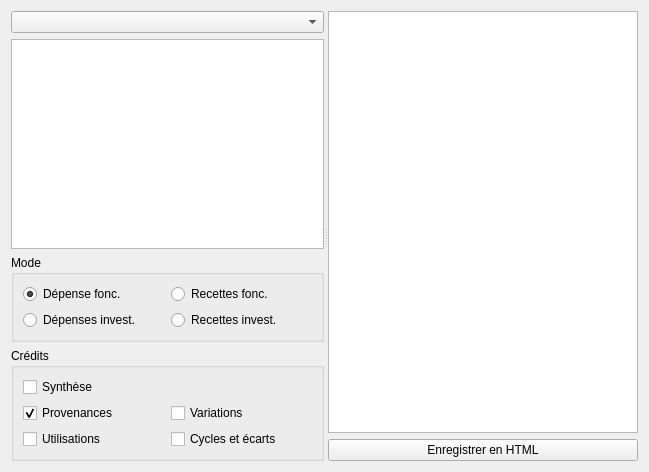
Above: formreportingexplore.ui from GiPiLab/ProtonClassicSuite before the change. Below: the same form after it.
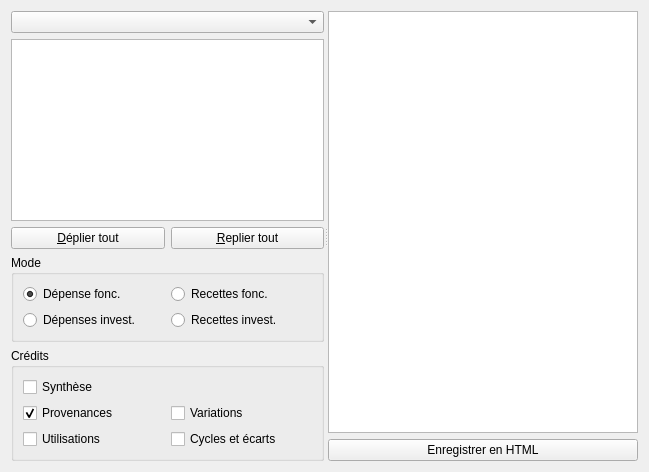
That is the form after the change. Icons and pictures are not drawn.

What changed in the file:
```diff
--- a/formreportingexplore.ui
+++ b/formreportingexplore.ui
@@ -24,11 +24,22 @@
       <enum>Qt::Horizontal</enum>
      </property>
      <widget class="QWidget" name="layoutWidget1">
-      <layout class="QVBoxLayout" name="verticalLayout">
-       <item>
-        <widget class="QComboBox" name="comboListReportings"/>
+      <layout class="QGridLayout" name="gridLayout_3">
+       <item row="2" column="0">
+        <widget class="QPushButton" name="pushButtonExpandAll">
+         <property name="text">
+          <string>&amp;Déplier tout</string>
+         </property>
+        </widget>
        </item>
-       <item>
+       <item row="2" column="1">
+        <widget class="QPushButton" name="pushButtonCollapseAll">
+         <property name="text">
+          <string>&amp;Replier tout</string>
+         </property>
+        </widget>
+       </item>
+       <item row="1" column="0" colspan="2">
         <widget class="QTreeView" name="treeView">
          <property name="editTriggers">
           <set>QAbstractItemView::NoEditTriggers</set>
@@ -38,7 +49,10 @@
          </property>
         </widget>
        </item>
-       <item>
+       <item row="0" column="0" colspan="2">
+        <widget class="QComboBox" name="comboListReportings"/>
+       </item>
+       <item row="3" column="0" colspan="2">
         <widget class="QGroupBox" name="groupBoxMode">
          <property name="title">
           <string>Mode</string>
@@ -78,7 +92,7 @@
          </layout>
         </widget>
        </item>
-       <item>
+       <item row="4" column="0" colspan="2">
         <widget class="QGroupBox" name="groupBoxFields">
          <property name="title">
           <string>Crédits</string>
```
